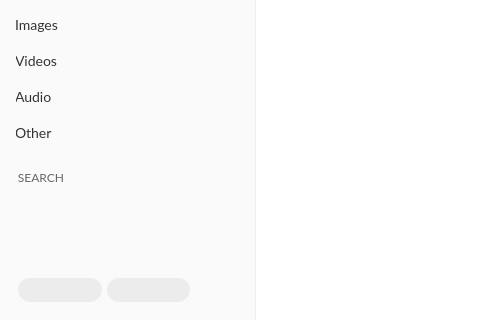
Before: the Qt Designer form src/MEGASync/transfers/gui/linux/TransferManager.ui in meganz/MEGAsync, drawn with Qt 5; both pictures show x 0 to 480 and y 400 to 720 of the 1161 by 720 pixel window.
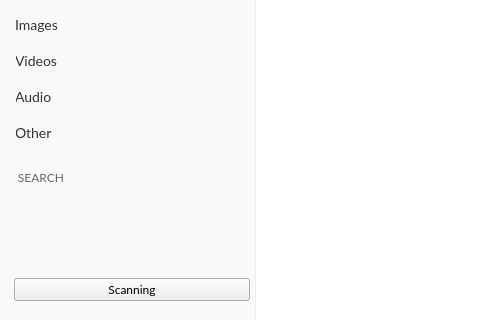
After: the same form once the commit is applied. The open tabs and pages were chosen to show the change. Icons and pictures are not drawn. Custom widgets are drawn as their Qt base class.

Commit message: Added Scanning state in Transfer Manager

What changed in the file:
```diff
--- a/src/MEGASync/transfers/gui/linux/TransferManager.ui
+++ b/src/MEGASync/transfers/gui/linux/TransferManager.ui
@@ -1986,6 +1986,32 @@
           </item>
          </layout>
         </widget>
+	    <widget class="QWidget" name="pScanning">
+         <layout class="QHBoxLayout" name="horizontalLayout_5">
+          <property name="spacing">
+           <number>0</number>
+          </property>
+          <property name="leftMargin">
+           <number>8</number>
+          </property>
+          <property name="topMargin">
+           <number>0</number>
+          </property>
+          <property name="rightMargin">
+           <number>0</number>
+          </property>
+          <property name="bottomMargin">
+           <number>0</number>
+          </property>
+          <item>
+           <widget class="QPushButton" name="bScanning">
+            <property name="text">
+             <string>Scanning</string>
+            </property>
+           </widget>
+          </item>
+         </layout>
+        </widget>
 	   </widget>
       </item>
      </layout>
```
The commit also changes 11 other files.
